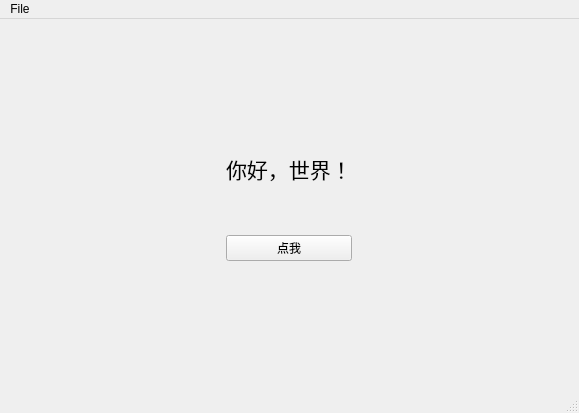
Before: the Qt Designer form PhantomEditor/phantomeditor.ui in jadulose/Phantom3, drawn with Qt 5.
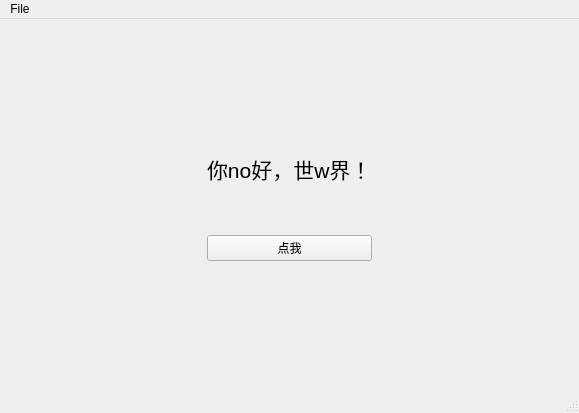
After: the same form once the commit is applied.

Diff of the .ui file:
```diff
--- a/PhantomEditor/phantomeditor.ui
+++ b/PhantomEditor/phantomeditor.ui
@@ -51,7 +51,7 @@
          </font>
         </property>
         <property name="text">
-         <string>你好，世界！</string>
+         <string>你no好，世w界！</string>
         </property>
        </widget>
       </item>
```
Left out of the diff: 2 changed lines with no effect on the pictures.
